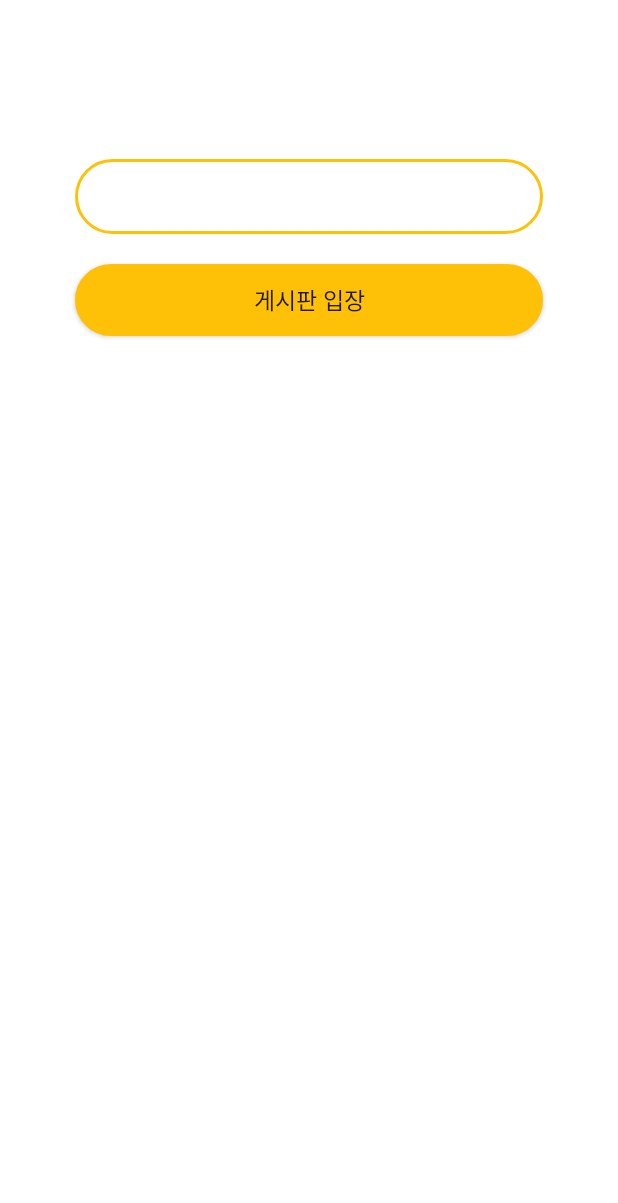
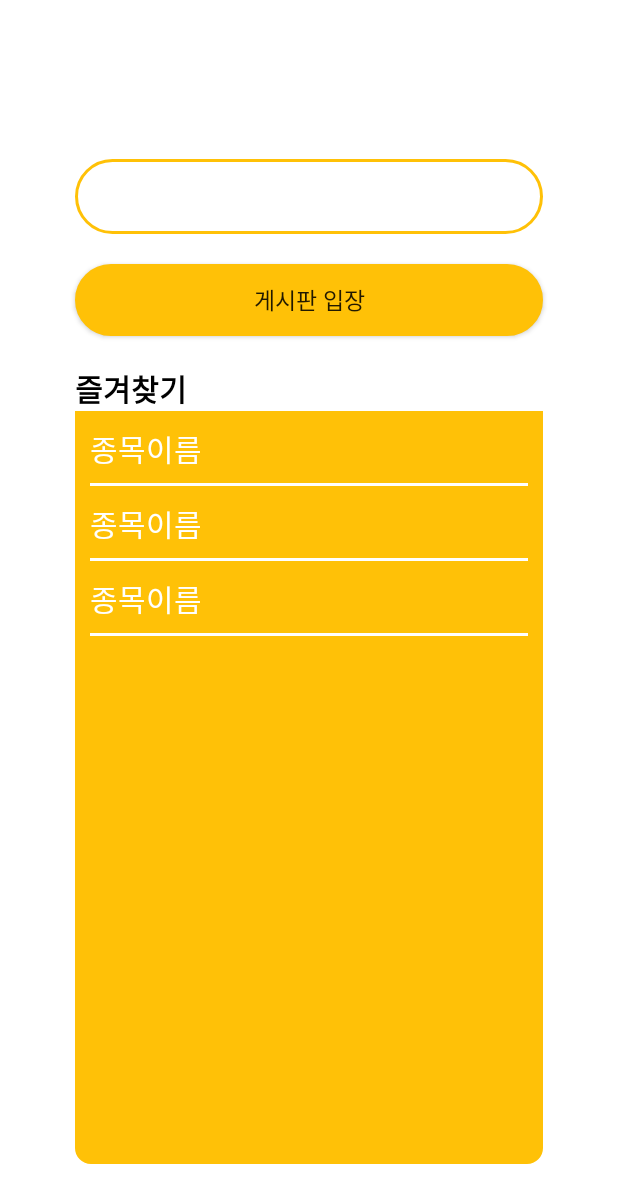
Before and after one commit to SeoSeungHwan/CertificationPlatform, an Android app: the layout activity_main.xml on its own in the app's theme, with its tools: preview values and no code run, on a phone screen of 412 x 824 dp. Shown: the top 1203 px of the screen. Run offline under Robolectric (Android 15) with nearby library versions, the phone set to English and light mode, and no system bars; plain views replace SearchableSpinner.

Commit message:
즐겨찾기 loading 바 구현

```diff
--- a/app/build.gradle
+++ b/app/build.gradle
@@ -68,4 +68,7 @@ dependencies {
     //Fragment KTX -  import androidx.activity.viewModels
     implementation "androidx.fragment:fragment-ktx:1.2.5"
 
+    //Gson
+    implementation 'com.google.code.gson:gson:2.8.5'
+
 }
--- a/app/src/main/res/drawable/custom_recyclerview.xml
+++ b/app/src/main/res/drawable/custom_recyclerview.xml
@@ -4,7 +4,7 @@
     <stroke
         android:width="1dp"
         android:color="@color/main" />
-    <corners android:radius="50dp"/>
+    <corners android:radius="10dp"/>
 
 
 </shape>
--- a/app/src/main/res/layout/activity_main.xml
+++ b/app/src/main/res/layout/activity_main.xml
@@ -48,5 +48,47 @@
         app:layout_constraintStart_toStartOf="@+id/certificate_list_spinner"
         app:layout_constraintTop_toBottomOf="@+id/certificate_list_spinner" />
 
+    <TextView
+        android:id="@+id/textView"
+        android:layout_width="0dp"
+        android:layout_height="wrap_content"
+        android:text="즐겨찾기"
+        android:textColor="@color/black"
+        android:fontFamily="@font/font"
+        android:textStyle="bold"
+        android:textSize="20sp"
+        app:layout_constraintBottom_toTopOf="@+id/star_recyclerView"
+        app:layout_constraintEnd_toEndOf="@+id/star_recyclerView"
+        app:layout_constraintStart_toStartOf="@+id/star_recyclerView" />
+
+    <androidx.recyclerview.widget.RecyclerView
+        android:id="@+id/star_recyclerView"
+        android:layout_width="match_parent"
+        android:layout_height="0dp"
+        android:layout_marginStart="50dp"
+        android:layout_marginTop="50dp"
+        android:layout_marginEnd="50dp"
+        android:layout_marginBottom="48dp"
+        android:background="@drawable/custom_recyclerview"
+        app:layout_constraintBottom_toBottomOf="parent"
+        app:layout_constraintEnd_toEndOf="parent"
+        app:layout_constraintHorizontal_bias="0.0"
+        app:layout_constraintStart_toStartOf="parent"
+        app:layout_constraintTop_toBottomOf="@+id/enter_btn"
+        tools:listitem="@layout/star_list_item" >
+
+    </androidx.recyclerview.widget.RecyclerView>
+
+    <ProgressBar
+        android:id="@+id/star_progressbar"
+        style="?android:attr/progressBarStyle"
+        android:layout_width="wrap_content"
+        android:layout_height="wrap_content"
+        app:layout_constraintBottom_toBottomOf="@+id/star_recyclerView"
+        app:layout_constraintEnd_toEndOf="@+id/star_recyclerView"
+        app:layout_constraintStart_toStartOf="@+id/star_recyclerView"
+        app:layout_constraintTop_toBottomOf="@+id/textView"
+        android:visibility="gone"/>
+
 
 </androidx.constraintlayout.widget.ConstraintLayout>
--- /dev/null
+++ b/app/src/main/res/layout/star_list_item.xml
@@ -0,0 +1,35 @@
+<?xml version="1.0" encoding="utf-8"?>
+<androidx.constraintlayout.widget.ConstraintLayout xmlns:android="http://schemas.android.com/apk/res/android"
+    xmlns:app="http://schemas.android.com/apk/res-auto"
+    xmlns:tools="http://schemas.android.com/tools"
+    android:layout_width="match_parent"
+    android:layout_height="50dp"
+    android:background="@color/main">
+
+    <TextView
+        android:id="@+id/certificate_name_tv"
+        android:layout_width="0dp"
+        android:layout_height="0dp"
+        android:layout_marginStart="10dp"
+        android:fontFamily="@font/font"
+        android:gravity="center_vertical"
+        android:text="종목이름"
+        android:textColor="@color/white"
+        android:textSize="20sp"
+        app:layout_constraintBottom_toBottomOf="parent"
+        app:layout_constraintEnd_toEndOf="parent"
+        app:layout_constraintStart_toStartOf="parent"
+        app:layout_constraintTop_toTopOf="parent" />
+
+    <View
+        android:id="@+id/line"
+        android:layout_width="match_parent"
+        android:layout_height="2dp"
+        android:layout_marginStart="10dp"
+        android:layout_marginEnd="10dp"
+        android:background="@color/white"
+        app:layout_constraintBottom_toBottomOf="@+id/certificate_name_tv"
+        app:layout_constraintEnd_toEndOf="parent"
+        app:layout_constraintStart_toStartOf="parent" />
+
+</androidx.constraintlayout.widget.ConstraintLayout>
```
Also changed, not shown: app/src/main/java/com/router/certificationplatform/MainActivityStarRecyclerViewAdapter.kt (added, +52 -0 lines), app/src/main/java/com/router/certificationplatform/ui/main/MainAcitivtyViewModel.kt (+31 -0 lines), app/src/main/java/com/router/certificationplatform/ui/main/MainActivity.kt (+34 -0 lines).
